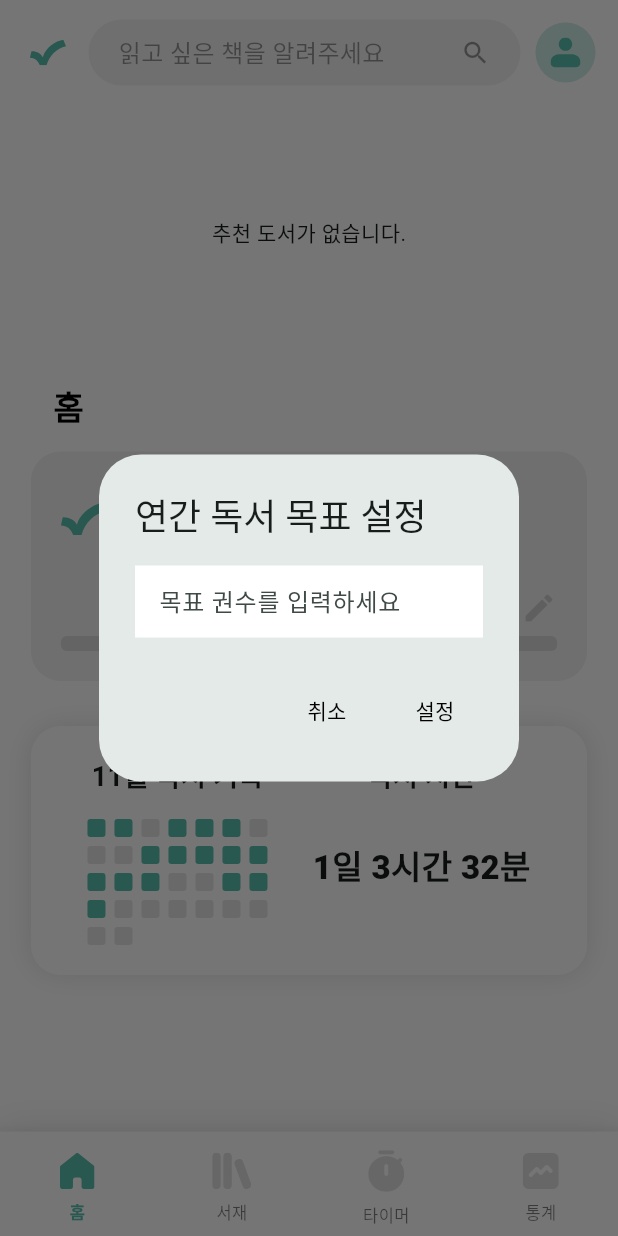
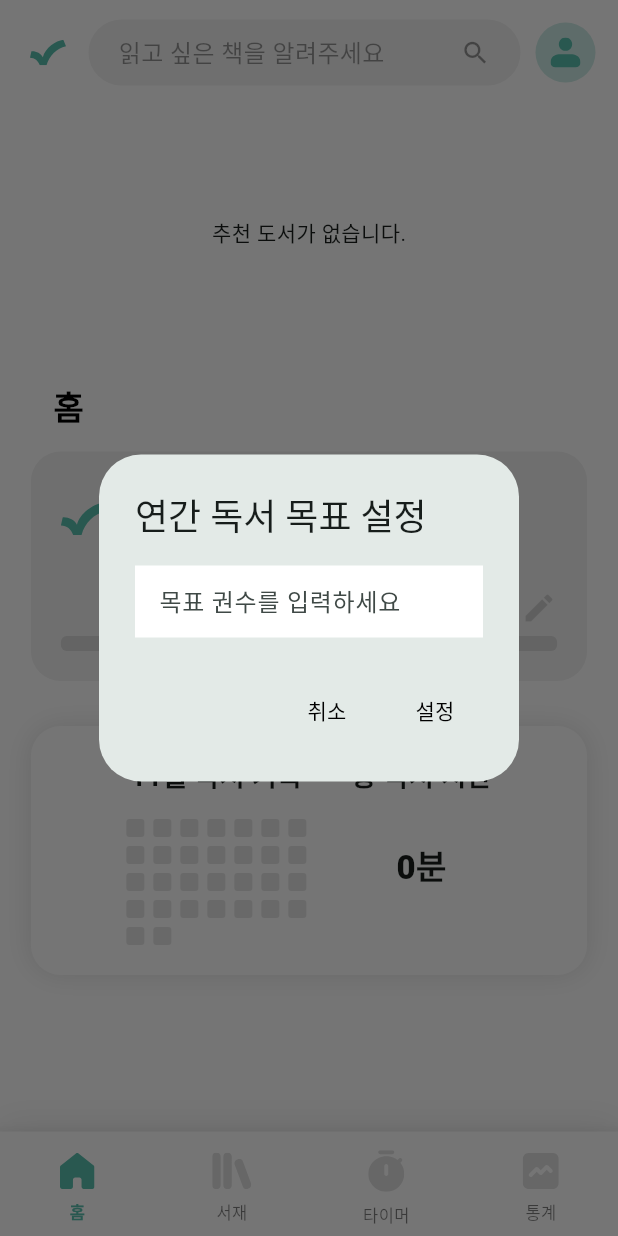
Before and after one commit to mamemomif/Chack, a Flutter app: the MainScreen screen opened by its route, after a tap on the "edit" icon, on a phone screen of 412 x 824 dp. Run offline on Flutter 3.47's test engine with Material 3 defaults, Android fonts, the phone set to English and light mode, and no system bars; our stand-ins replace cloud_firestore, device_info_plus, firebase_auth, firebase_core, firebase_storage, fl_chart and 11 more; accounts and stored records are empty; network calls fail; Roboto replaces fonts that are missing (SUITE).

Commit message:
feat: implements brief reading statistics widget service

```diff
--- a/lib/components/monthly_reading_card.dart
+++ b/lib/components/monthly_reading_card.dart
@@ -1,21 +1,116 @@
+import 'dart:math';
 import 'package:flutter/material.dart';
 import '../constants/colors.dart';
+import '../services/statistics_service.dart';
 
-class MonthlyReadingCard extends StatelessWidget {
-  final int daysInMonth; // 해당 월의 일수
-  final List<int> readingDays; // 책을 읽은 날의 목록
-
+class MonthlyReadingCard extends StatefulWidget {
   const MonthlyReadingCard({
     super.key,
-    required this.daysInMonth,
-    required this.readingDays,
+    required this.userId,
   });
+
+  final String userId;
+
+  @override
+  State<MonthlyReadingCard> createState() => _MonthlyReadingCardState();
+}
+
+class _MonthlyReadingCardState extends State<MonthlyReadingCard> {
+  final StatisticsService _statisticsService = StatisticsService();
+  Map<DateTime, int> _monthlyReadingData = {};
+  bool _isLoading = true;
+  int _totalReadingTime = 0;
+  int _maxReadingTime = 0;
+
+  @override
+  void initState() {
+    super.initState();
+    _loadMonthlyData();
+  }
+
+  Future<void> _loadMonthlyData() async {
+    try {
+      final now = DateTime.now();
+      final monthlyData = await _statisticsService.getMonthlyReadingData(
+        widget.userId,
+        now,
+      );
+
+      if (mounted) {
+        setState(() {
+          _monthlyReadingData = monthlyData;
+          _maxReadingTime = monthlyData.values.fold(
+            0,
+            (max, value) => value > max ? value : max,
+          );
+          _totalReadingTime = monthlyData.values.fold(
+            0,
+            (sum, value) => sum + value,
+          );
+          _isLoading = false;
+        });
+      }
+    } catch (e) {
+      debugPrint('Error loading monthly reading data: $e');
+      if (mounted) {
+        setState(() {
+          _isLoading = false;
+        });
+      }
+    }
+  }
+
+  Color getColorByTime(int seconds) {
+    if (_maxReadingTime == 0) return Colors.transparent;
+    final minOpacity = 0.1;
+    final maxOpacity = 0.8;
+    final ratio = seconds / _maxReadingTime;
+    final logRatio = (log(ratio * 9 + 1) / log(10));
+    final opacity = minOpacity + (maxOpacity - minOpacity) * logRatio;
+    return AppColors.pointColor.withOpacity(opacity.clamp(minOpacity, maxOpacity));
+  }
+
+  String formatTotalTime(int totalSeconds) {
+    final hours = totalSeconds ~/ 3600;
+    final minutes = (totalSeconds % 3600) ~/ 60;
+
+    if (hours > 0) {
+      return '$hours시간 ${minutes}분';
+    } else {
+      return '${minutes}분';
+    }
+  }
 
   @override
   Widget build(BuildContext context) {
+    if (_isLoading) {
+      return Container(
+        decoration: BoxDecoration(
+          color: AppColors.backgroundColor,
+          borderRadius: BorderRadius.circular(20),
+          boxShadow: const [
+            BoxShadow(
+              color: Color.fromRGBO(0, 0, 0, 0.1),
+              blurRadius: 15,
+              offset: Offset(0, 0),
+            ),
+          ],
+        ),
+        child: const Center(
+          child: Padding(
+            padding: EdgeInsets.all(50),
+            child: CircularProgressIndicator(),
+          ),
+        ),
+      );
+    }
+
     const double blockSize = 12;
     const double spacing = 6;
     const double gridWidth = (blockSize * 7) + (spacing * 6);
+
+    final now = DateTime.now();
+    final daysInMonth = DateTime(now.year, now.month + 1, 0).day;
 
     return Container(
       decoration: BoxDecoration(
@@ -35,14 +130,13 @@ class MonthlyReadingCard extends StatelessWidget {
           mainAxisAlignment: MainAxisAlignment.center,
           crossAxisAlignment: CrossAxisAlignment.start,
           children: [
-            // 독서 기록 (블록)
             Flexible(
               child: Column(
                 crossAxisAlignment: CrossAxisAlignment.center,
                 children: [
-                  const Text(
-                    '11월 독서 기록',
-                    style: TextStyle(
+                  Text(
+                    '${now.month}월 독서 기록',
+                    style: const TextStyle(
                       fontSize: 18,
                       fontWeight: FontWeight.w700,
                     ),
@@ -55,8 +149,7 @@ class MonthlyReadingCard extends StatelessWidget {
                     child: GridView.builder(
                       physics: const NeverScrollableScrollPhysics(),
                       shrinkWrap: true,
-                      gridDelegate:
-                          const SliverGridDelegateWithFixedCrossAxisCount(
+                      gridDelegate: const SliverGridDelegateWithFixedCrossAxisCount(
                         crossAxisCount: 7,
                         crossAxisSpacing: spacing,
                         mainAxisSpacing: spacing,
@@ -64,14 +157,15 @@ class MonthlyReadingCard extends StatelessWidget {
                       itemCount: daysInMonth,
                       itemBuilder: (context, index) {
                         final day = index + 1;
-                        final isReadingDay = readingDays.contains(day);
+                        final date = DateTime(now.year, now.month, day);
+                        final readingTime = _monthlyReadingData[date] ?? 0;
                         return Container(
                           width: blockSize,
                           height: blockSize,
                           decoration: BoxDecoration(
-                            color: isReadingDay
-                                ? AppColors.pointColor
-                                : Colors.black.withOpacity(0.1),
+                            color: readingTime > 0
+                              ? getColorByTime(readingTime)
+                              : Colors.black.withOpacity(0.1),
                             borderRadius: BorderRadius.circular(2),
                           ),
                         );
@@ -82,21 +176,21 @@ class MonthlyReadingCard extends StatelessWidget {
               ),
             ),
             const SizedBox(width: 30),
-            const Flexible(
+            Flexible(
               child: Column(
                 crossAxisAlignment: CrossAxisAlignment.center,
                 children: [
-                  Text(
-                    '독서 시간',
+                  const Text(
+                    '총 독서 시간',
                     style: TextStyle(
                       fontSize: 18,
                       fontWeight: FontWeight.w700,
                     ),
                   ),
-                  SizedBox(height: 30),
+                  const SizedBox(height: 30),
                   Text(
-                    '1일 3시간 32분',
-                    style: TextStyle(
+                    formatTotalTime(_totalReadingTime),
+                    style: const TextStyle(
                       fontSize: 22,
                       fontWeight: FontWeight.w800,
                     ),
--- a/lib/screens/main_screen.dart
+++ b/lib/screens/main_screen.dart
@@ -288,30 +288,12 @@ class _HomeTab extends StatelessWidget {
                   ],
                 ),
               ),
-              if (userId != null) AnnualGoalCard(userId: userId!),
-              const SizedBox(height: 30),
-              const MonthlyReadingCard(
-                daysInMonth: 30,
-                readingDays: [
-                  1,
-                  2,
-                  4,
-                  5,
-                  6,
-                  10,
-                  11,
-                  12,
-                  13,
-                  14,
-                  15,
-                  16,
-                  17,
-                  20,
-                  21,
-                  22
-                ],
-              ),
-              const SizedBox(height: 200),
+              if (userId != null) ...[
+                AnnualGoalCard(userId: userId!),
+                const SizedBox(height: 30),
+                MonthlyReadingCard(userId: userId!),
+                const SizedBox(height: 200),
+              ],
             ],
           ),
         ),
```
